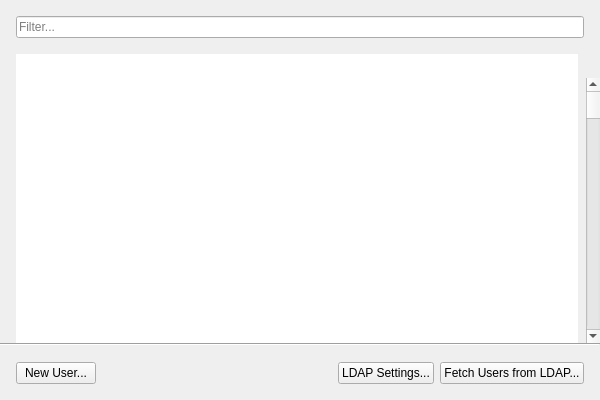
Old version of the form client/src/ui/widgets/settings/user_management_widget.ui in the repository networkoptix/nx_open.
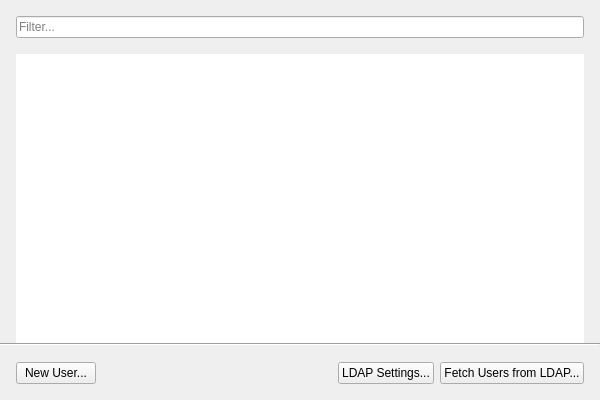
New version of the form.

Commit message:
Replace usages of QnScrollBarProxy with QnSnappedScrollBar.
<==== Mercurial data ====>
Branch: new_style

The edit to the form file:
```diff
--- a/client/src/ui/widgets/settings/user_management_widget.ui
+++ b/client/src/ui/widgets/settings/user_management_widget.ui
@@ -46,6 +46,9 @@
       </property>
       <item>
        <layout class="QVBoxLayout" name="verticalLayout">
+        <property name="spacing">
+         <number>16</number>
+        </property>
         <property name="leftMargin">
          <number>16</number>
         </property>
@@ -56,7 +59,7 @@
          <number>16</number>
         </property>
         <property name="bottomMargin">
-         <number>16</number>
+         <number>0</number>
         </property>
         <item>
          <widget class="QLineEdit" name="filterLineEdit">
@@ -65,16 +68,6 @@
           </property>
          </widget>
         </item>
-       </layout>
-      </item>
-      <item>
-       <layout class="QHBoxLayout" name="tableLayout">
-        <property name="spacing">
-         <number>8</number>
-        </property>
-        <property name="leftMargin">
-         <number>16</number>
-        </property>
         <item>
          <widget class="QTableView" name="usersTable">
           <property name="frameShape">
@@ -94,33 +87,6 @@
           </property>
          </widget>
         </item>
-        <item>
-         <layout class="QVBoxLayout" name="scrollBarLayout" stretch="0,1">
-          <property name="spacing">
-           <number>0</number>
-          </property>
-          <property name="leftMargin">
-           <number>0</number>
-          </property>
-          <item>
-           <widget class="QWidget" name="scrollBarPlaceholder" native="true">
-            <property name="minimumSize">
-             <size>
-              <width>8</width>
-              <height>24</height>
-             </size>
-            </property>
-           </widget>
-          </item>
-          <item>
-           <widget class="QScrollBar" name="verticalScrollBar">
-            <property name="orientation">
-             <enum>Qt::Vertical</enum>
-            </property>
-           </widget>
-          </item>
-         </layout>
-        </item>
        </layout>
       </item>
      </layout>
```
The commit also changes 8 other files.
